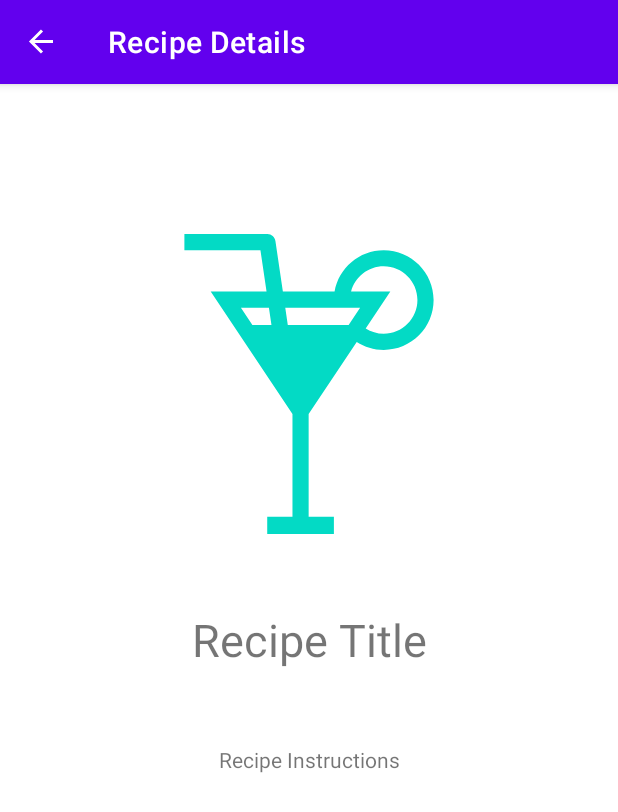
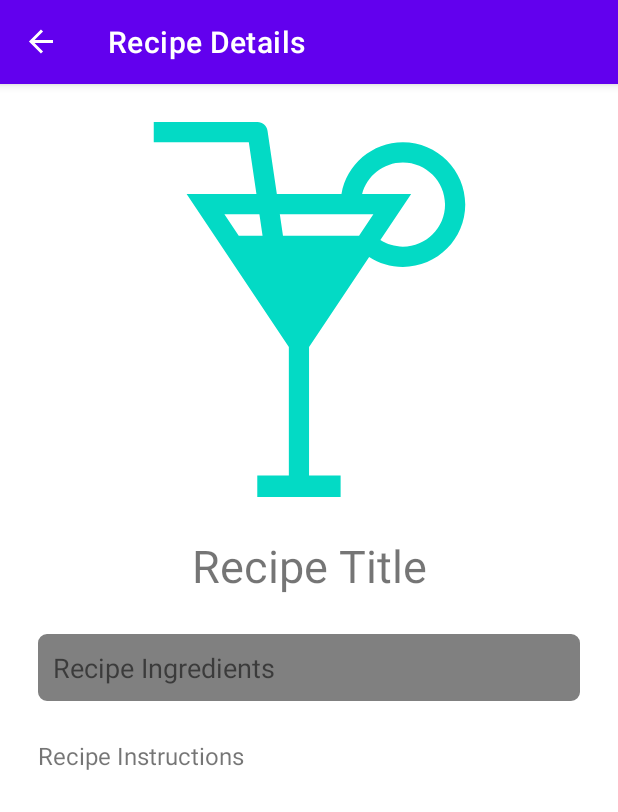
Before and after one commit to akr3081/mixology, an Android app: the RecipeDetailFragment screen opened through its navigation route, on a phone screen of 412 x 824 dp. Shown: the top 812 px of the screen. Run offline under Robolectric (Android 15) with nearby library versions, the light colour scheme and no system bars; our stand-ins replace navigation-ui; pictures from the network do not load.

Commit message:
Added Ingredients to RecipeDetailFragment

```diff
--- a/app/src/main/java/com/mixology/models/Recipe.kt
+++ b/app/src/main/java/com/mixology/models/Recipe.kt
@@ -1,10 +1,11 @@
 package com.mixology.models
 
-class Recipe(recipeId: String, recipeTitle: String, recipeDesc: String, recipeSrc: String) {
+class Recipe(recipeId: String, recipeTitle: String, recipeDesc: String, recipeSrc: String, recipeIngredients: ArrayList<Ingredient>) {
     var id: String = recipeId
     var title: String = recipeTitle
     var description: String = recipeDesc
     var image: String = recipeSrc
+    var ingredients: ArrayList<Ingredient> = recipeIngredients
 
     override fun toString(): String {
         return "$id: $title"
--- /dev/null
+++ b/app/src/main/res/drawable/rounded_corner.xml
@@ -0,0 +1,15 @@
+<?xml version="1.0" encoding="utf-8"?>
+<shape xmlns:android="http://schemas.android.com/apk/res/android" >
+    <stroke android:width="1dp" android:color="@color/grey" />
+
+    <solid android:color="@color/grey" />
+
+    <padding
+        android:left="1dp"
+        android:right="1dp"
+        android:bottom="1dp"
+        android:top="1dp"
+    />
+
+    <corners android:radius="5dp" />
+</shape>
--- a/app/src/main/res/layout/recipe_detail_fragment.xml
+++ b/app/src/main/res/layout/recipe_detail_fragment.xml
@@ -5,14 +5,27 @@
     xmlns:tools="http://schemas.android.com/tools"
     android:layout_width="match_parent"
     android:layout_height="match_parent"
-    android:layout_margin="50dp"
+    android:layout_margin="25dp"
     tools:context=".RecipeDetailFragment"
+>
+    <ScrollView
+        android:id="@+id/scroll_view"
+        android:layout_width="match_parent"
+        android:layout_height="match_parent"
+        app:layout_constraintBottom_toBottomOf="parent"
+        app:layout_constraintEnd_toEndOf="parent"
+        app:layout_constraintStart_toStartOf="parent"
+        app:layout_constraintTop_toTopOf="parent"
+    >
+        <androidx.constraintlayout.widget.ConstraintLayout
+            android:layout_width="match_parent"
+            android:layout_height="wrap_content"
+            android:orientation="vertical"
         >
             <ImageView
                 android:id="@+id/recipe_detail_image"
-        android:layout_width="200dp"
-        android:layout_height="200dp"
-        android:layout_marginTop="50dp"
+                android:layout_width="250dp"
+                android:layout_height="250dp"
                 android:src="@drawable/thumbnail"
                 android:contentDescription="Recipe thumbnail"
                 app:layout_constraintTop_toTopOf="parent"
@@ -24,7 +37,7 @@
                 android:id="@+id/recipe_detail_title"
                 android:layout_width="wrap_content"
                 android:layout_height="wrap_content"
-        android:layout_marginTop="50dp"
+                android:layout_marginTop="25dp"
                 android:textSize="30sp"
                 android:text="Recipe Title"
                 app:layout_constraintTop_toBottomOf="@id/recipe_detail_image"
@@ -33,13 +46,29 @@
             />
 
             <TextView
+                android:id="@+id/recipe_detail_ingredients"
+                android:layout_width="match_parent"
+                android:layout_height="wrap_content"
+                android:layout_marginTop="25dp"
+                android:padding="10dp"
+                android:paddingBottom="0dp"
+                android:background="@drawable/rounded_corner"
+                android:textSize="18sp"
+                android:text="Recipe Ingredients"
+                app:layout_constraintTop_toBottomOf="@id/recipe_detail_title"
+                app:layout_constraintStart_toStartOf="parent"
+            />
+
+            <TextView
                 android:id="@+id/recipe_detail_instructions"
                 android:layout_width="wrap_content"
                 android:layout_height="wrap_content"
-        android:layout_marginTop="50dp"
+                android:layout_marginTop="25dp"
+                android:textSize="16sp"
                 android:text="Recipe Instructions"
-        app:layout_constraintTop_toBottomOf="@id/recipe_detail_title"
+                app:layout_constraintTop_toBottomOf="@id/recipe_detail_ingredients"
                 app:layout_constraintStart_toStartOf="parent"
-        app:layout_constraintEnd_toEndOf="parent"
             />
         </androidx.constraintlayout.widget.ConstraintLayout>
+    </ScrollView>
+</androidx.constraintlayout.widget.ConstraintLayout>
--- a/app/src/main/res/values/colors.xml
+++ b/app/src/main/res/values/colors.xml
@@ -8,4 +8,5 @@
     <color name="black">#FF000000</color>
     <color name="white">#FFFFFFFF</color>
     <color name="ic_launcher_background">#32C8C8</color>
+    <color name="grey">#808080</color>
 </resources>
```
Also changed, not shown: app/src/main/assets/recipes.json (deleted, +0 -12 lines), app/src/main/java/com/mixology/RecipeDetailFragment.kt (+15 -0 lines), app/src/main/java/com/mixology/common/Utils.kt (+23 -15 lines), app/src/main/java/com/mixology/models/Ingredient.kt (added, +10 -0 lines), app/src/main/ic_launcher-playstore.png (added). Lines whose indentation alone changed are shown as unchanged.
